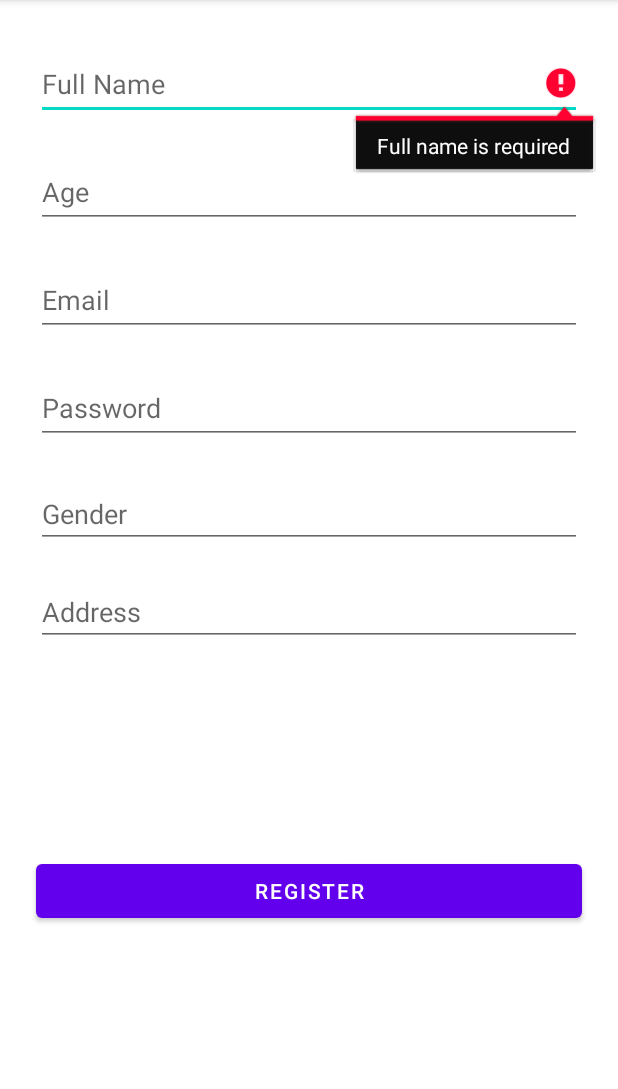
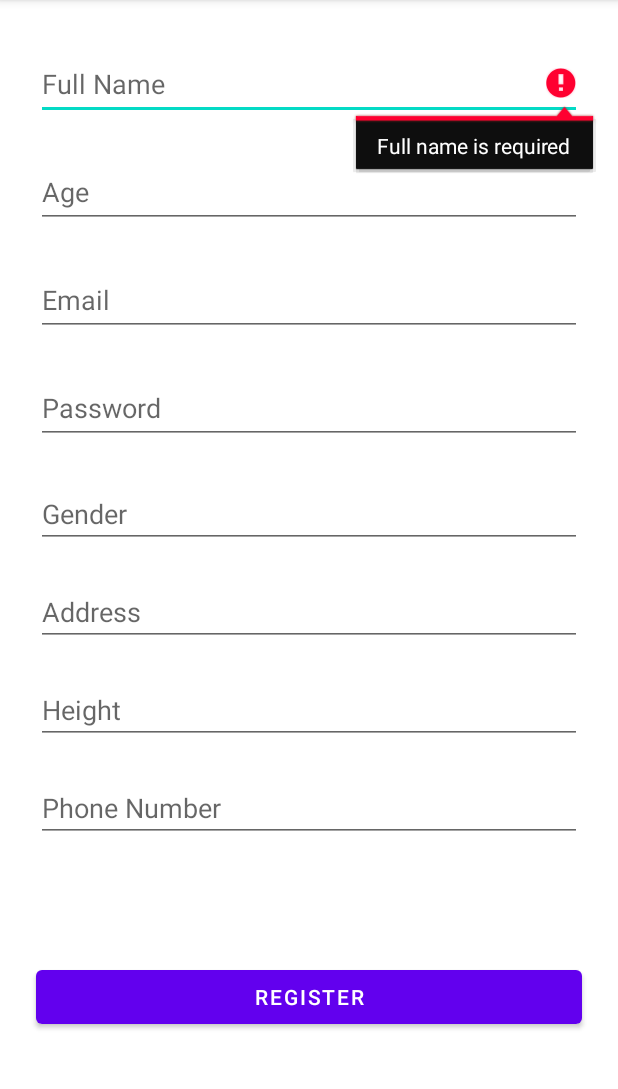
Before and after one commit to razaali01/FitnessApplication, an Android app: the Registration screen opened directly, with no data from a screen before it, after a tap on "REGISTER", on a phone screen of 412 x 824 dp, the part 84-1173 px from its top. Run offline under Robolectric (Android 15) with nearby library versions, the phone set to English and light mode, and no system bars; our stand-ins replace Firebase (no records; nobody signed in at launch, a user with empty details on screens opened directly).

Commit message:
Completed and stored all info display functionality before fixing formatting

```diff
--- a/app/src/main/java/com/example/fitnessapplication/Registration.java
+++ b/app/src/main/java/com/example/fitnessapplication/Registration.java
@@ -22,7 +22,7 @@ import com.google.firebase.database.FirebaseDatabase;
 public class Registration extends AppCompatActivity implements View.OnClickListener{
 
     private TextView registerUser;
-    private EditText editTextFullName, editTextAge, editTextEmail, editTextPassword, editTextGender, editTextAddress;
+    private EditText editTextFullName, editTextAge, editTextEmail, editTextPassword, editTextGender, editTextAddress, editTextHeight, editTextNumber;
     private ProgressBar progressBar;
     private FirebaseAuth mAuth;
 
@@ -42,6 +42,8 @@ public class Registration extends AppCompatActivity implements View.OnClickListe
         editTextPassword = (EditText) findViewById(R.id.Password2);
         editTextGender = (EditText) findViewById(R.id.Gender);
         editTextAddress = (EditText) findViewById(R.id.Address);
+        editTextHeight = (EditText) findViewById(R.id.Height);
+        editTextNumber = (EditText) findViewById(R.id.PhoneNumber);
 
         progressBar = (ProgressBar) findViewById(R.id.progressBar2);
 
@@ -64,6 +66,8 @@ public class Registration extends AppCompatActivity implements View.OnClickListe
         String age = editTextAge.getText().toString().trim();
         String gender = editTextGender.getText().toString().trim();
         String address = editTextAddress.getText().toString().trim();
+        String height = editTextHeight.getText().toString().trim();
+        String number = editTextNumber.getText().toString().trim();
 
         if(name.isEmpty())
         {
@@ -83,34 +87,52 @@ public class Registration extends AppCompatActivity implements View.OnClickListe
             editTextEmail.requestFocus();
             return;
         }
+        if(password.isEmpty())
+        {
+            editTextPassword.setError("Password is required");
+            editTextPassword.requestFocus();
+            return;
+        }
+
+        if(gender.isEmpty())
+        {
+            editTextGender.setError("Gender is required");
+            editTextGender.requestFocus();
+            return;
+        }
+
+        if(address.isEmpty())
+        {
+            editTextAddress.setError("Address is required");
+            editTextAddress.requestFocus();
+            return;
+        }
+
+        if(height.isEmpty())
+        {
+            editTextHeight.setError("Height is required");
+            editTextHeight.requestFocus();
+            return;
+        }
+
+        if(number.isEmpty())
+        {
+            editTextNumber.setError("Phone number is required");
+            editTextNumber.requestFocus();
+            return;
+        }
+
         if(!Patterns.EMAIL_ADDRESS.matcher(email).matches())
         {
             editTextEmail.setError("Please provide valid email");
             editTextEmail.requestFocus();
             return;
         }
-        if(password.isEmpty())
-        {
-            editTextPassword.setError("Password is required");
-            editTextPassword.requestFocus();
-            return;
-        }
+
         if(password.length() < 6)
         {
             editTextPassword.setError("Min password length should be 6 characters!");
             editTextPassword.requestFocus();
-            return;
-        }
-        if(gender.isEmpty())
-        {
-            editTextGender.setError("Gender is required");
-            editTextGender.requestFocus();
-            return;
-        }
-        if(address.isEmpty())
-        {
-            editTextAddress.setError("Address is required");
-            editTextAddress.requestFocus();
             return;
         }
 
@@ -123,7 +145,7 @@ public class Registration extends AppCompatActivity implements View.OnClickListe
                     public void onComplete(@NonNull Task<AuthResult> task) {
                         if(task.isSuccessful())
                         {
-                            User user = new User(name, age, email, password, gender, address);
+                            User user = new User(name, age, email, password, gender, address, height, number);
 
                             FirebaseDatabase.getInstance().getReference("Users")
                                     .child(FirebaseAuth.getInstance().getCurrentUser().getUid())
@@ -144,7 +166,6 @@ public class Registration extends AppCompatActivity implements View.OnClickListe
                         }
                     }
                 });
-        return;
 
 
     }
--- a/app/src/main/res/layout/activity_registration.xml
+++ b/app/src/main/res/layout/activity_registration.xml
@@ -61,7 +61,7 @@
         android:layout_marginEnd="24dp"
         android:ems="10"
         android:hint="Password"
-        android:inputType="phone"
+        android:inputType="textPassword"
         android:minHeight="48dp"
         app:layout_constraintEnd_toEndOf="parent"
         app:layout_constraintStart_toStartOf="parent"
@@ -94,17 +94,45 @@
         app:layout_constraintStart_toStartOf="parent"
         app:layout_constraintTop_toBottomOf="@+id/Gender" />
 
+    <EditText
+        android:id="@+id/Height"
+        android:layout_width="0dp"
+        android:layout_height="wrap_content"
+        android:layout_marginStart="24dp"
+        android:layout_marginTop="20dp"
+        android:layout_marginEnd="24dp"
+        android:ems="10"
+        android:hint="Height"
+        app:layout_constraintEnd_toEndOf="parent"
+        app:layout_constraintHorizontal_bias="0.0"
+        app:layout_constraintStart_toStartOf="parent"
+        app:layout_constraintTop_toBottomOf="@+id/Address" />
+
+    <EditText
+        android:id="@+id/PhoneNumber"
+        android:layout_width="0dp"
+        android:layout_height="wrap_content"
+        android:layout_marginStart="24dp"
+        android:layout_marginTop="20dp"
+        android:layout_marginEnd="24dp"
+        android:ems="10"
+        android:hint="Phone Number"
+        app:layout_constraintEnd_toEndOf="parent"
+        app:layout_constraintHorizontal_bias="0.0"
+        app:layout_constraintStart_toStartOf="parent"
+        app:layout_constraintTop_toBottomOf="@+id/Height" />
+
     <Button
         android:id="@+id/register"
         android:layout_width="0dp"
         android:layout_height="wrap_content"
         android:layout_marginStart="24dp"
         android:layout_marginEnd="24dp"
-        android:layout_marginBottom="150dp"
         android:text="Register"
         app:layout_constraintBottom_toBottomOf="parent"
         app:layout_constraintEnd_toEndOf="parent"
-        app:layout_constraintStart_toStartOf="parent" />
+        app:layout_constraintStart_toStartOf="parent"
+        app:layout_constraintTop_toBottomOf="@+id/PhoneNumber" />
 
     <ProgressBar
         android:id="@+id/progressBar2"
```
Also changed, not shown: app/src/main/java/com/example/fitnessapplication/User.java (+65 -1 lines).
